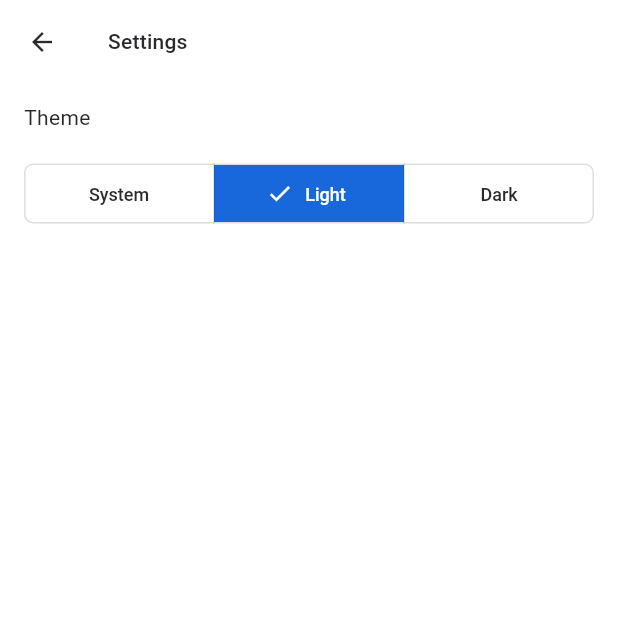
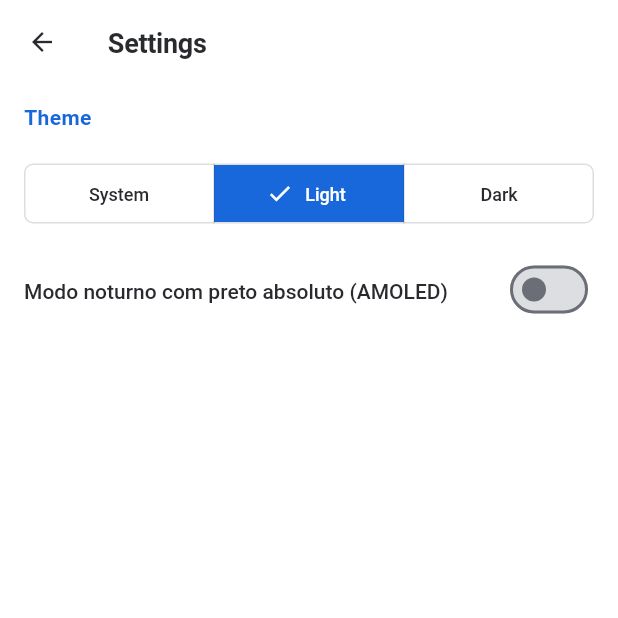
Before and after one commit to jlucfarias/arculus, a Flutter app: the SettingsScreen screen opened directly, after a tap on "Light", on a phone screen of 412 x 824 dp, the top half of it. Run offline on Flutter 3.47's test engine with Material 3 defaults, Android fonts, the phone set to English and light mode, and no system bars; our stand-ins replace drift, drift_flutter, shared_preferences; missing offline and left inert: otp; accounts and stored records are empty; generated files the repository leaves out were written again.

Commit message:
Allow to use full black on AMOLED screens

```diff
--- a/lib/main.dart
+++ b/lib/main.dart
@@ -36,7 +36,7 @@ class Arculus extends StatelessWidget {
       debugShowCheckedModeBanner: false,
       title: AppConstants.title,
       theme: AppTheme.lightTheme,
-      darkTheme: AppTheme.darkTheme,
+      darkTheme: AppTheme.darkTheme(isAmoled: themeProvider.useAmoled),
       themeMode: themeProvider.themeMode,
       localizationsDelegates: AppLocalizations.localizationsDelegates,
       supportedLocales: AppLocalizations.supportedLocales,
--- a/lib/providers/theme_provider.dart
+++ b/lib/providers/theme_provider.dart
@@ -3,13 +3,29 @@ import 'package:shared_preferences/shared_preferences.dart';
 
 class ThemeProvider extends ChangeNotifier with WidgetsBindingObserver {
   static const String _themeModeKey = 'theme_mode';
+  static const String _useAmoledKey = 'theme_use_amoled';
 
   ThemeMode _themeMode = ThemeMode.system;
+  bool _useAmoled = false;
 
   ThemeMode get themeMode => _themeMode;
+  bool get useAmoled => _useAmoled;
 
   ThemeProvider() {
     _loadTheme();
+  }
+
+  Future<void> _loadTheme() async {
+    final settings = await SharedPreferences.getInstance();
+    final themeMode = settings.getString(_themeModeKey);
+    final useAmoled = settings.getBool(_useAmoledKey);
+
+    if (themeMode != null) {
+      _themeMode = ThemeMode.values.byName(themeMode);
+      _useAmoled = useAmoled ?? false;
+
+      notifyListeners();
+    }
   }
 
   Future<void> setThemeMode(ThemeMode mode) async {
@@ -26,14 +42,13 @@ class ThemeProvider extends ChangeNotifier with WidgetsBindingObserver {
     await settings.setString(_themeModeKey, mode.name);
   }
 
-  Future<void> _loadTheme() async {
+  Future<void> toggleAmoledUse() async {
+    _useAmoled = !_useAmoled;
+
+    notifyListeners();
+
     final settings = await SharedPreferences.getInstance();
-    final saved = settings.getString(_themeModeKey);
 
-    if (saved != null) {
-      _themeMode = ThemeMode.values.byName(saved);
-
-      notifyListeners();
-    }
+    await settings.setBool(_useAmoledKey, _useAmoled);
   }
 }
--- a/lib/screens/settings_screen.dart
+++ b/lib/screens/settings_screen.dart
@@ -21,7 +21,7 @@ class _SettingsScreenState extends State<SettingsScreen> {
   Widget build(BuildContext context) {
     final l10n = context.l10n;
     final themeProvider = context.watch<ThemeProvider>();
-    final textTheme = Theme.of(context).textTheme;
+    final colorScheme = Theme.of(context).colorScheme;
 
     return Scaffold(
       appBar: AppBar(
@@ -30,18 +30,22 @@ class _SettingsScreenState extends State<SettingsScreen> {
           tooltip: l10n.settingsScreen_backButton_tooltip,
           onPressed: () => _goBack(context),
         ),
-        title: Text(l10n.settingsScreen_title, style: textTheme.titleMedium),
+        title: Text(l10n.settingsScreen_title),
       ),
       body: SafeArea(
-        child: Padding(
-          padding: EdgeInsets.symmetric(horizontal: ThemeSpacing.medium, vertical: ThemeSpacing.halfMedium),
           child: Column(
             mainAxisAlignment: MainAxisAlignment.start,
             crossAxisAlignment: CrossAxisAlignment.start,
             children: [
-              Text(l10n.settingsScreen_themeRow_title),
+            SizedBox(height: ThemeSpacing.halfMedium),
+            Padding(
+              padding: EdgeInsets.symmetric(horizontal: ThemeSpacing.medium),
+              child: Text(l10n.settingsScreen_themeRow_title, style: ThemeTypography.bodyBold(colorScheme.primary)),
+            ),
               SizedBox(height: ThemeSpacing.medium),
-              SizedBox(
+            Padding(
+              padding: EdgeInsets.symmetric(horizontal: ThemeSpacing.medium),
+              child: SizedBox(
                 width: double.infinity,
                 child: SegmentedButton(
                   segments: [
@@ -70,7 +74,18 @@ class _SettingsScreenState extends State<SettingsScreen> {
                   },
                 ),
               ),
-            ],
+            ),
+            SizedBox(height: ThemeSpacing.halfMedium),
+            SizedBox(
+              width: double.infinity,
+              child: SwitchListTile(
+                title: Text('Modo noturno com preto absoluto (AMOLED)'),
+                value: themeProvider.useAmoled,
+                onChanged: (_) {
+                  themeProvider.toggleAmoledUse();
+                },
+                //controlAffinity: ListTileControlAffinity.leading,
+              ),
           ),
         ),
       ),
--- a/lib/utils/app_theme.dart
+++ b/lib/utils/app_theme.dart
@@ -2,6 +2,8 @@ import 'package:flutter/material.dart';
 
 class ThemeColors {
   ThemeColors._();
+
+  static const Color amoledBlack = Color(0xFF000000);
 
   static const Color primaryLight = Color(0xFF1868DB);
   static const Color primaryHoverLight = Color(0xFF1558BC);
@@ -72,6 +74,7 @@ class ThemeColors {
 class ThemeSpacing {
   ThemeSpacing._();
 
+  static const double none = 0;
   static const double xsmall = 4;
   static const double small = 8;
   static const double halfMedium = 12;
@@ -173,6 +176,9 @@ class ThemeTypography {
 
   static TextStyle body(Color color) =>
       bodyMd.copyWith(fontWeight: regular, color: color);
+
+  static TextStyle bodyBold(Color color) =>
+      bodyMd.copyWith(fontWeight: bold, color: color);
 }
 
 class AppTheme {
@@ -201,8 +207,8 @@ class AppTheme {
     return _buildTheme(colorScheme, brightness: Brightness.light);
   }
 
-  static ThemeData get darkTheme {
-    const colorScheme = ColorScheme.dark(
+  static ThemeData darkTheme({bool isAmoled = false}) {
+    final colorScheme = ColorScheme.dark(
       primary: ThemeColors.primaryDark,
       onPrimary: ThemeColors.bodyInverseDark,
       primaryContainer: ThemeColors.blurpleStrong,
@@ -211,9 +217,11 @@ class AppTheme {
       onSecondary: ThemeColors.bodyInverseDark,
       error: ThemeColors.dangerDark,
       onError: ThemeColors.bodyInverseDark,
-      surface: ThemeColors.backgroundDark,
+      surface: isAmoled ? ThemeColors.amoledBlack : ThemeColors.backgroundDark,
       onSurface: ThemeColors.bodyDark,
-      surfaceContainerHighest: ThemeColors.backgroundSecondaryDark,
+      surfaceContainerHighest: isAmoled
+          ? ThemeColors.amoledBlack
+          : ThemeColors.backgroundSecondaryDark,
       onSurfaceVariant: ThemeColors.bodyDimmedDark,
       outline: ThemeColors.formFieldBorderDark,
       outlineVariant: ThemeColors.borderDark,
@@ -221,15 +229,24 @@ class AppTheme {
       onInverseSurface: ThemeColors.bodyInverseDark,
     );
 
-    return _buildTheme(colorScheme, brightness: Brightness.dark);
+    return _buildTheme(
+      colorScheme,
+      brightness: Brightness.dark,
+      isAmoled: isAmoled,
+    );
   }
 
   static ThemeData _buildTheme(
     ColorScheme colorScheme, {
+    bool isAmoled = false,
     required Brightness brightness,
   }) {
     final bodyColor = colorScheme.onSurface;
     final dimmedColor = colorScheme.onSurfaceVariant;
+    final isLightTheme = brightness == Brightness.light;
+    final elevatedSurfaceColor = isAmoled
+        ? ThemeColors.amoledBlack
+        : (isLightTheme ? ThemeColors.grey2 : ThemeColors.grey8);
 
     return ThemeData(
       useMaterial3: true,
@@ -278,9 +295,7 @@ class AppTheme {
         backgroundColor: colorScheme.surface,
         foregroundColor: bodyColor,
         surfaceTintColor: Colors.transparent,
-        titleTextStyle: ThemeTypography.mainTitle(
-          bodyColor,
-        ).copyWith(fontSize: ThemeTypography.bodyLg.fontSize),
+        titleTextStyle: ThemeTypography.title(bodyColor),
         iconTheme: IconThemeData(color: bodyColor),
       ),
 
@@ -385,7 +400,11 @@ class AppTheme {
         margin: EdgeInsets.zero,
         shape: RoundedRectangleBorder(
           borderRadius: BorderRadius.circular(ThemeRadii.r150),
-          side: BorderSide(color: colorScheme.outlineVariant),
+          side: BorderSide(
+            color: isLightTheme
+                ? colorScheme.outlineVariant
+                : colorScheme.outline,
+          ),
         ),
       ),
 
@@ -437,25 +456,36 @@ class AppTheme {
       switchTheme: SwitchThemeData(
         thumbColor: WidgetStateProperty.resolveWith((states) {
           if (states.contains(WidgetState.selected)) {
-            return colorScheme.primary;
+            return ThemeColors.greyWhite;
           }
 
           if (brightness == Brightness.light) {
-            return ThemeColors.greyWhite;
+            return ThemeColors.grey6;
           }
 
-          return ThemeColors.grey4;
+          return ThemeColors.grey5;
         }),
         trackColor: WidgetStateProperty.resolveWith((states) {
           if (states.contains(WidgetState.selected)) {
-            return colorScheme.primary.withValues(alpha: 0.5);
+            return colorScheme.primary;
           }
 
           if (brightness == Brightness.light) {
             return ThemeColors.grey3;
           }
 
-          return ThemeColors.grey6;
+          return ThemeColors.grey7;
+        }),
+        trackOutlineColor: WidgetStateProperty.resolveWith((states) {
+          if (states.contains(WidgetState.selected)) {
+            return colorScheme.primary;
+          }
+
+          if (brightness == Brightness.light) {
+            return ThemeColors.grey6;
+          }
+
+          return ThemeColors.grey5;
         }),
       ),
 
@@ -512,9 +542,7 @@ class AppTheme {
       ),
 
       bannerTheme: MaterialBannerThemeData(
-        backgroundColor: brightness == Brightness.light
-            ? ThemeColors.backgroundSecondaryLight
-            : ThemeColors.backgroundSecondaryDark,
+        backgroundColor: colorScheme.surfaceContainerHighest,
         contentTextStyle: ThemeTypography.body(bodyColor),
         padding: const EdgeInsets.symmetric(
           horizontal: ThemeSpacing.medium,
@@ -535,11 +563,7 @@ class AppTheme {
 
       dropdownMenuTheme: DropdownMenuThemeData(
         menuStyle: MenuStyle(
-          backgroundColor: WidgetStatePropertyAll(
-            brightness == Brightness.light
-                ? ThemeColors.greyWhite
-                : ThemeColors.grey8,
-          ),
+          backgroundColor: WidgetStatePropertyAll(elevatedSurfaceColor),
           shape: WidgetStatePropertyAll(
             RoundedRectangleBorder(
               borderRadius: BorderRadius.circular(ThemeRadii.r75),
@@ -551,11 +575,7 @@ class AppTheme {
 
       menuTheme: MenuThemeData(
         style: MenuStyle(
-          backgroundColor: WidgetStatePropertyAll(
-            brightness == Brightness.light
-                ? ThemeColors.greyWhite
-                : ThemeColors.grey8,
-          ),
+          backgroundColor: WidgetStatePropertyAll(elevatedSurfaceColor),
           shape: WidgetStatePropertyAll(
             RoundedRectangleBorder(
               borderRadius: BorderRadius.circular(ThemeRadii.r75),
@@ -579,9 +599,7 @@ class AppTheme {
       ),
 
       popupMenuTheme: PopupMenuThemeData(
-        color: brightness == Brightness.light
-            ? ThemeColors.grey2
-            : ThemeColors.grey8,
+        color: elevatedSurfaceColor,
         textStyle: ThemeTypography.body(bodyColor),
         shape: RoundedRectangleBorder(
           borderRadius: BorderRadius.circular(ThemeRadii.r75),
@@ -689,7 +707,11 @@ class AppTheme {
             return bodyColor;
           }),
           side: WidgetStatePropertyAll(
-            BorderSide(color: colorScheme.outlineVariant),
+            BorderSide(
+              color: isLightTheme
+                  ? colorScheme.outlineVariant
+                  : colorScheme.outline,
+            ),
           ),
           textStyle: WidgetStatePropertyAll(
             ThemeTypography.bodySm.copyWith(fontWeight: ThemeTypography.medium),
@@ -708,6 +730,48 @@ class AppTheme {
         ),
       ),
 
+      listTileTheme: ListTileThemeData(
+        dense: false,
+        isThreeLine: false,
+        visualDensity: VisualDensity.standard,
+        enableFeedback: true,
+        tileColor: colorScheme.surface,
+        selectedTileColor: brightness == Brightness.light
+            ? ThemeColors.blurpleLight
+            : ThemeColors.blurpleStrong,
+        iconColor: bodyColor,
+        textColor: bodyColor,
+        selectedColor: colorScheme.primary,
+        titleTextStyle: ThemeTypography.bodyMd.copyWith(
+          color: bodyColor,
+          fontWeight: ThemeTypography.medium,
+        ),
+        subtitleTextStyle: ThemeTypography.bodySm.copyWith(color: dimmedColor),
+        leadingAndTrailingTextStyle: ThemeTypography.bodySm.copyWith(
+          color: dimmedColor,
+        ),
+        contentPadding: const EdgeInsets.symmetric(
+          horizontal: ThemeSpacing.medium,
+          vertical: ThemeSpacing.small,
+        ),
+        horizontalTitleGap: ThemeSpacing.small + ThemeSpacing.xsmall,
+        minVerticalPadding: ThemeSpacing.small,
+        minLeadingWidth: ThemeSpacing.large,
+        minTileHeight: ThemeSpacing.xlarge,
+        shape: RoundedRectangleBorder(borderRadius: BorderRadius.zero),
+        style: ListTileStyle.list,
+        titleAlignment: ListTileTitleAlignment.center,
+        controlAffinity: ListTileControlAffinity.platform,
+
+        mouseCursor: WidgetStateProperty.resolveWith((states) {
+          if (states.contains(WidgetState.disabled)) {
+            return SystemMouseCursors.forbidden;
+          }
+
+          return SystemMouseCursors.click;
+        }),
+      ),
+
       splashFactory: NoSplash.splashFactory,
       visualDensity: VisualDensity.standard,
     );
```
Also changed, not shown: 2 other files.
